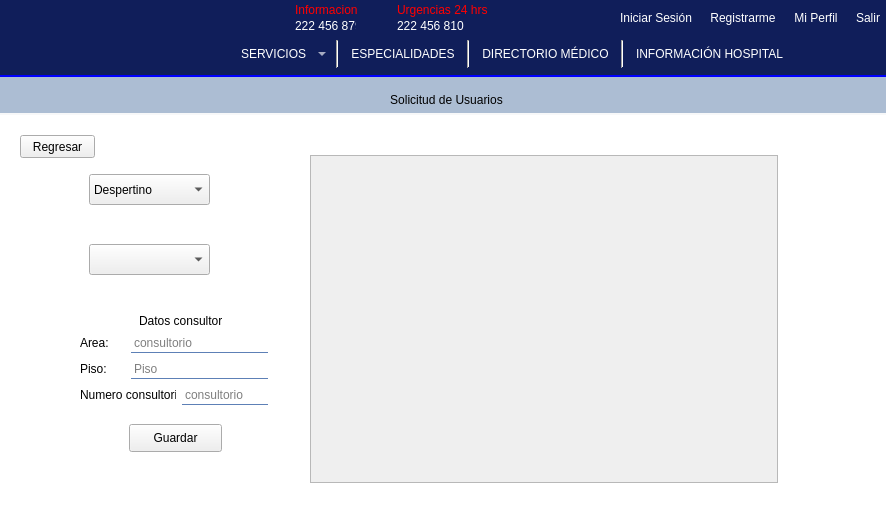
The window that mainwindow.ui (Laloses/Hospital) describes before a commit, drawn with Qt 5.
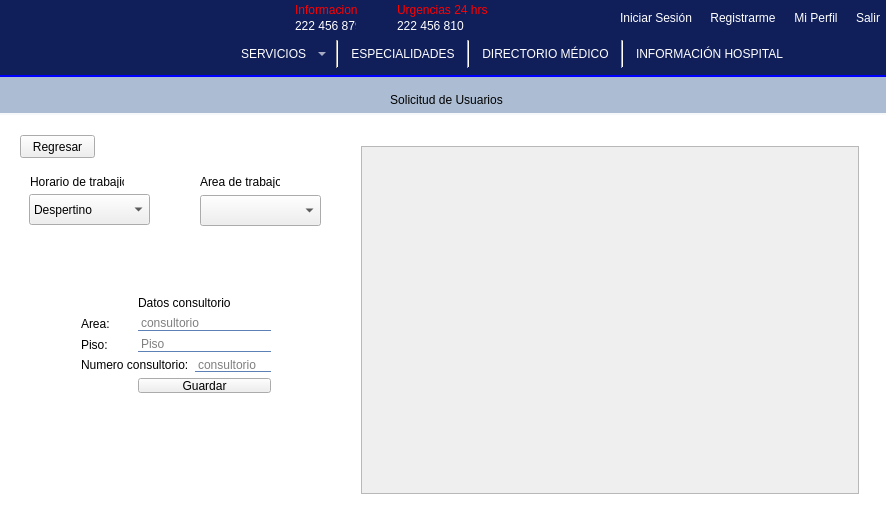
The same window after the commit. The open tabs and pages were chosen to show the change. Icons and pictures are not drawn.

Commit message: rechazamos solicitudes

The edit to the form file:
```diff
--- a/mainwindow.ui
+++ b/mainwindow.ui
@@ -2562,24 +2562,11 @@
          </widget>
         </widget>
         <widget class="QWidget" name="page_4">
-         <widget class="QLabel" name="label">
-          <property name="geometry">
-           <rect>
-            <x>129</x>
-            <y>189</y>
-            <width>83</width>
-            <height>13</height>
-           </rect>
-          </property>
-          <property name="text">
-           <string>Datos consultorio</string>
-          </property>
-         </widget>
          <widget class="QComboBox" name="comboBox_turno">
           <property name="geometry">
            <rect>
-            <x>79</x>
-            <y>49</y>
+            <x>19</x>
+            <y>69</y>
             <width>121</width>
             <height>31</height>
            </rect>
@@ -2600,39 +2587,13 @@
            </property>
           </item>
          </widget>
-         <widget class="QLabel" name="label_piso">
-          <property name="geometry">
-           <rect>
-            <x>70</x>
-            <y>234</y>
-            <width>45</width>
-            <height>20</height>
-           </rect>
-          </property>
-          <property name="text">
-           <string>Piso:</string>
-          </property>
-         </widget>
-         <widget class="QLineEdit" name="lineEdit_area">
-          <property name="geometry">
-           <rect>
-            <x>121</x>
-            <y>208</y>
-            <width>137</width>
-            <height>20</height>
-           </rect>
-          </property>
-          <property name="placeholderText">
-           <string>consultorio</string>
-          </property>
-         </widget>
          <widget class="QWidget" name="widget_2" native="true">
           <property name="geometry">
            <rect>
-            <x>289</x>
-            <y>19</y>
-            <width>490</width>
-            <height>350</height>
+            <x>340</x>
+            <y>10</y>
+            <width>520</width>
+            <height>370</height>
            </rect>
           </property>
           <layout class="QGridLayout" name="gridLayout_13">
@@ -2646,8 +2607,8 @@
                <rect>
                 <x>0</x>
                 <y>0</y>
-                <width>470</width>
-                <height>330</height>
+                <width>500</width>
+                <height>350</height>
                </rect>
               </property>
               <layout class="QGridLayout" name="gridLayout_15">
@@ -2663,78 +2624,13 @@
          <widget class="QComboBox" name="comboBox_area">
           <property name="geometry">
            <rect>
-            <x>79</x>
-            <y>119</y>
+            <x>190</x>
+            <y>70</y>
             <width>121</width>
             <height>31</height>
            </rect>
           </property>
          </widget>
-         <widget class="QPushButton" name="pushButton_guardar">
-          <property name="geometry">
-           <rect>
-            <x>119</x>
-            <y>299</y>
-            <width>93</width>
-            <height>28</height>
-           </rect>
-          </property>
-          <property name="text">
-           <string>Guardar</string>
-          </property>
-         </widget>
-         <widget class="QLabel" name="label_area">
-          <property name="geometry">
-           <rect>
-            <x>70</x>
-            <y>208</y>
-            <width>45</width>
-            <height>20</height>
-           </rect>
-          </property>
-          <property name="text">
-           <string>Area:</string>
-          </property>
-         </widget>
-         <widget class="QLineEdit" name="lineEdit_numconsultorio">
-          <property name="geometry">
-           <rect>
-            <x>172</x>
-            <y>260</y>
-            <width>86</width>
-            <height>20</height>
-           </rect>
-          </property>
-          <property name="placeholderText">
-           <string>consultorio</string>
-          </property>
-         </widget>
-         <widget class="QLineEdit" name="lineEdit_piso">
-          <property name="geometry">
-           <rect>
-            <x>121</x>
-            <y>234</y>
-            <width>137</width>
-            <height>20</height>
-           </rect>
-          </property>
-          <property name="placeholderText">
-           <string>Piso</string>
-          </property>
-         </widget>
-         <widget class="QLabel" name="label_consultorio">
-          <property name="geometry">
-           <rect>
-            <x>70</x>
-            <y>260</y>
-            <width>96</width>
-            <height>20</height>
-           </rect>
-          </property>
-          <property name="text">
-           <string>Numero consultorio:</string>
-          </property>
-         </widget>
          <widget class="QPushButton" name="pushButton_regresarSolicitudes">
           <property name="geometry">
            <rect>
@@ -2748,6 +2644,100 @@
            <string>Regresar</string>
           </property>
          </widget>
+         <widget class="QLabel" name="label_horatrabajo">
+          <property name="geometry">
+           <rect>
+            <x>20</x>
+            <y>50</y>
+            <width>94</width>
+            <height>13</height>
+           </rect>
+          </property>
+          <property name="text">
+           <string>Horario de trabajio:</string>
+          </property>
+         </widget>
+         <widget class="QLabel" name="label_3">
+          <property name="geometry">
+           <rect>
+            <x>190</x>
+            <y>50</y>
+            <width>80</width>
+            <height>13</height>
+           </rect>
+          </property>
+          <property name="text">
+           <string>Area de trabajo:</string>
+          </property>
+         </widget>
+         <widget class="QWidget" name="">
+          <property name="geometry">
+           <rect>
+            <x>60</x>
+            <y>160</y>
+            <width>212</width>
+            <height>119</height>
+           </rect>
+          </property>
+          <layout class="QGridLayout" name="gridLayout_16">
+           <item row="0" column="1" colspan="2">
+            <widget class="QLabel" name="label">
+             <property name="text">
+              <string>Datos consultorio</string>
+             </property>
+            </widget>
+           </item>
+           <item row="1" column="0">
+            <widget class="QLabel" name="label_area">
+             <property name="text">
+              <string>Area:</string>
+             </property>
+            </widget>
+           </item>
+           <item row="1" column="1" colspan="2">
+            <widget class="QLineEdit" name="lineEdit_area">
+             <property name="placeholderText">
+              <string>consultorio</string>
+             </property>
+            </widget>
+           </item>
+           <item row="2" column="0">
+            <widget class="QLabel" name="label_piso">
+             <property name="text">
+              <string>Piso:</string>
+             </property>
+            </widget>
+           </item>
+           <item row="2" column="1" colspan="2">
+            <widget class="QLineEdit" name="lineEdit_piso">
+             <property name="placeholderText">
+              <string>Piso</string>
+             </property>
+            </widget>
+           </item>
+           <item row="3" column="0" colspan="2">
+            <widget class="QLabel" name="label_consultorio">
+             <property name="text">
+              <string>Numero consultorio:</string>
+             </property>
+            </widget>
+           </item>
+           <item row="3" column="2">
+            <widget class="QLineEdit" name="lineEdit_numconsultorio">
+             <property name="placeholderText">
+              <string>consultorio</string>
+             </property>
+            </widget>
+           </item>
+           <item row="4" column="1" colspan="2">
+            <widget class="QPushButton" name="pushButton_guardar">
+             <property name="text">
+              <string>Guardar</string>
+             </property>
+            </widget>
+           </item>
+          </layout>
+         </widget>
         </widget>
        </widget>
       </widget>
```
Left out of the diff: 4 changed lines with no effect on the pictures. The commit also changes 2 other files.
